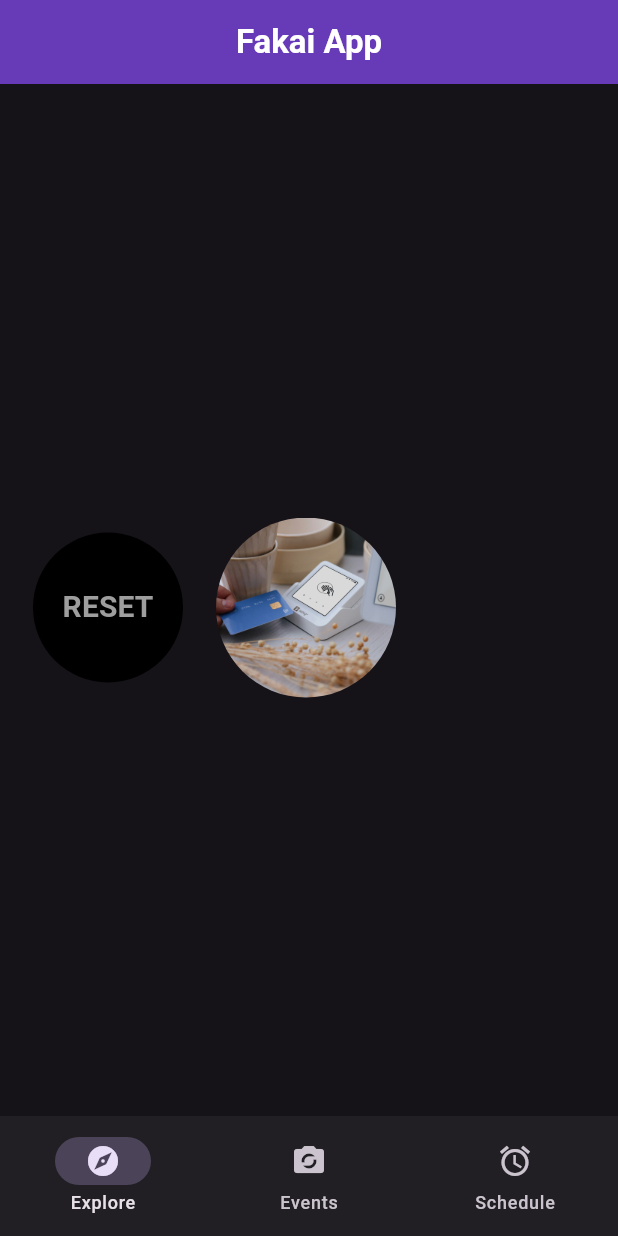
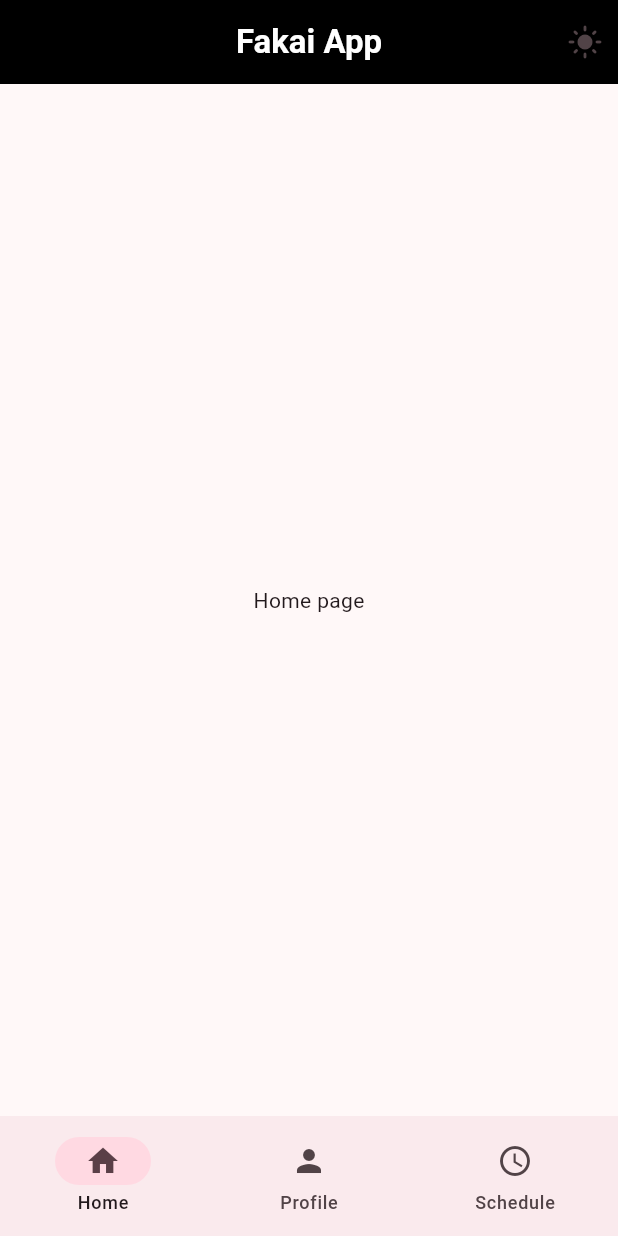
Before and after one commit to Emekaony/Demo-flutter-App, a Flutter app: the screen it shows after launch, on a phone screen of 412 x 824 dp. Run offline on Flutter 3.47's test engine with Material 3 defaults, Android fonts, the phone set to English and light mode, and no system bars.

Commit message:
Did some UI stuff, idk

```diff
--- /dev/null
+++ b/lib/data/notifiers.dart
@@ -0,0 +1,4 @@
+import 'package:flutter/material.dart';
+
+// start at 0 by default
+ValueNotifier<int> selectedPageNotifier = ValueNotifier(0);
--- a/lib/main.dart
+++ b/lib/main.dart
@@ -1,105 +1,27 @@
 import "package:flutter/material.dart";
+import "package:flutter_app/views/widget_tree.dart";
 
 void main() {
   runApp(MyApp());
 }
 
-class MyApp extends StatefulWidget {
+class MyApp extends StatelessWidget {
   const MyApp({super.key});
 
-  @override
-  State<MyApp> createState() => _MyAppState();
-}
-
-class _MyAppState extends State<MyApp> {
   final bool isRunning = false;
-
-  int _selectedIndex = 0;
-
-  void handleDestinationSelected(int index) {
-    setState(() {
-      _selectedIndex = index;
-    });
-  }
 
   @override
   Widget build(BuildContext context) {
     return MaterialApp(
       theme: ThemeData(
         colorScheme: ColorScheme.fromSeed(
-          seedColor: Colors.deepPurple,
-          brightness: Brightness.dark, // this is how u change the brightness
+          seedColor: Colors.black,
+          brightness: Brightness.light, // this is how u change the brightness
         ),
         appBarTheme: AppBarTheme(backgroundColor: Colors.deepPurple),
-        floatingActionButtonTheme: FloatingActionButtonThemeData(
-          backgroundColor: Colors.deepPurple,
-        ),
       ),
       debugShowCheckedModeBanner: false,
-      home: Scaffold(
-        bottomNavigationBar: NavigationBar(
-          onDestinationSelected: handleDestinationSelected,
-          selectedIndex: _selectedIndex,
-          destinations: <Widget>[
-            NavigationDestination(icon: Icon(Icons.explore), label: "Explore"),
-            NavigationDestination(
-              icon: Icon(Icons.party_mode),
-              label: "Events",
-            ),
-            NavigationDestination(
-              icon: Icon(Icons.access_alarm),
-              label: "Schedule",
-            ),
-          ],
-        ),
-        appBar: AppBar(
-          title: Text(
-            "Fakai App",
-            style: TextStyle(color: Colors.white, fontWeight: FontWeight.bold),
-          ),
-          // backgroundColor: Colors.black,
-          centerTitle: true,
-        ),
-        body: Container(
-          padding: EdgeInsets.only(left: 10, right: 10, top: 10),
-          child: Center(
-            child: Row(
-              children: [
-                TextButton(
-                  onPressed: () => {},
-                  child: Container(
-                    alignment: Alignment.center,
-                    width: 100,
-                    height: 100,
-                    decoration: BoxDecoration(
-                      color: Colors.black,
-                      borderRadius: BorderRadius.circular(50),
-                    ),
-                    child: Text(
-                      "RESET",
-                      style: TextStyle(
-                        fontSize: 20,
-                        color: Colors.grey,
-                        fontWeight: FontWeight.bold,
-                      ),
-                    ),
-                  ),
-                ),
-
-                SizedBox(width: 10),
-                ClipOval(
-                  child: Image.asset(
-                    'assets/images/image_one.jpg',
-                    width: 120,
-                    height: 120,
-                    fit: BoxFit.cover, // ensures it fills the oval
-                  ),
-                ),
-              ],
-            ),
-          ),
-        ),
-      ),
+      home: WidgetTree(),
     );
   }
 }
--- /dev/null
+++ b/lib/views/pages/home.dart
@@ -0,0 +1,10 @@
+import 'package:flutter/material.dart';
+
+class HomePage extends StatelessWidget {
+  const HomePage({super.key});
+
+  @override
+  Widget build(BuildContext context) {
+    return Center(child: Text("Home page"));
+  }
+}
--- /dev/null
+++ b/lib/views/pages/profile.dart
@@ -0,0 +1,10 @@
+import 'package:flutter/material.dart';
+
+class ProfilePage extends StatelessWidget {
+  const ProfilePage({super.key});
+
+  @override
+  Widget build(BuildContext context) {
+    return Center(child: Text("Profile page"));
+  }
+}
--- /dev/null
+++ b/lib/views/pages/schedule.dart
@@ -0,0 +1,10 @@
+import 'package:flutter/material.dart';
+
+class SchedulePage extends StatelessWidget {
+  const SchedulePage({super.key});
+
+  @override
+  Widget build(BuildContext context) {
+    return Center(child: Text("Schedule page"));
+  }
+}
--- /dev/null
+++ b/lib/views/widget_tree.dart
@@ -0,0 +1,39 @@
+import 'package:flutter/material.dart';
+import 'package:flutter_app/data/notifiers.dart';
+import 'package:flutter_app/views/pages/home.dart';
+import 'package:flutter_app/views/pages/profile.dart';
+import 'package:flutter_app/views/pages/schedule.dart';
+import 'package:flutter_app/views/widgets/nav_bar.dart';
+
+class WidgetTree extends StatelessWidget {
+  WidgetTree({super.key});
+  final List<Widget> pages = [HomePage(), ProfilePage(), SchedulePage()];
+
+  @override
+  Widget build(BuildContext context) {
+    return Scaffold(
+      bottomNavigationBar: NavBarWidget(),
+      appBar: AppBar(
+        title: Text(
+          "Fakai App",
+          style: TextStyle(color: Colors.white, fontWeight: FontWeight.bold),
+        ),
+        backgroundColor: Colors.black,
+        actions: [
+          Padding(
+            padding: EdgeInsets.only(right: 10),
+            child: Icon(Icons.light_mode),
+          ),
+        ],
+        // backgroundColor: Colors.black,
+        centerTitle: true,
+      ),
+      body: ValueListenableBuilder(
+        valueListenable: selectedPageNotifier,
+        builder: (context, value, child) {
+          return pages.elementAt(value);
+        },
+      ),
+    );
+  }
+}
--- /dev/null
+++ b/lib/views/widgets/nav_bar.dart
@@ -0,0 +1,29 @@
+import 'package:flutter/material.dart';
+import "package:flutter_app/data/notifiers.dart";
+
+class NavBarWidget extends StatelessWidget {
+  const NavBarWidget({super.key});
+
+  @override
+  Widget build(BuildContext context) {
+    return ValueListenableBuilder(
+      valueListenable: selectedPageNotifier,
+      builder: (BuildContext context, int selectedPage, Widget? child) {
+        return NavigationBar(
+          onDestinationSelected: (int value) {
+            selectedPageNotifier.value = value;
+          },
+          selectedIndex: selectedPage,
+          destinations: <Widget>[
+            NavigationDestination(icon: Icon(Icons.home), label: "Home"),
+            NavigationDestination(icon: Icon(Icons.person), label: "Profile"),
+            NavigationDestination(
+              icon: Icon(Icons.schedule),
+              label: "Schedule",
+            ),
+          ],
+        );
+      },
+    );
+  }
+}
```
Also changed, not shown: 1 other file.
